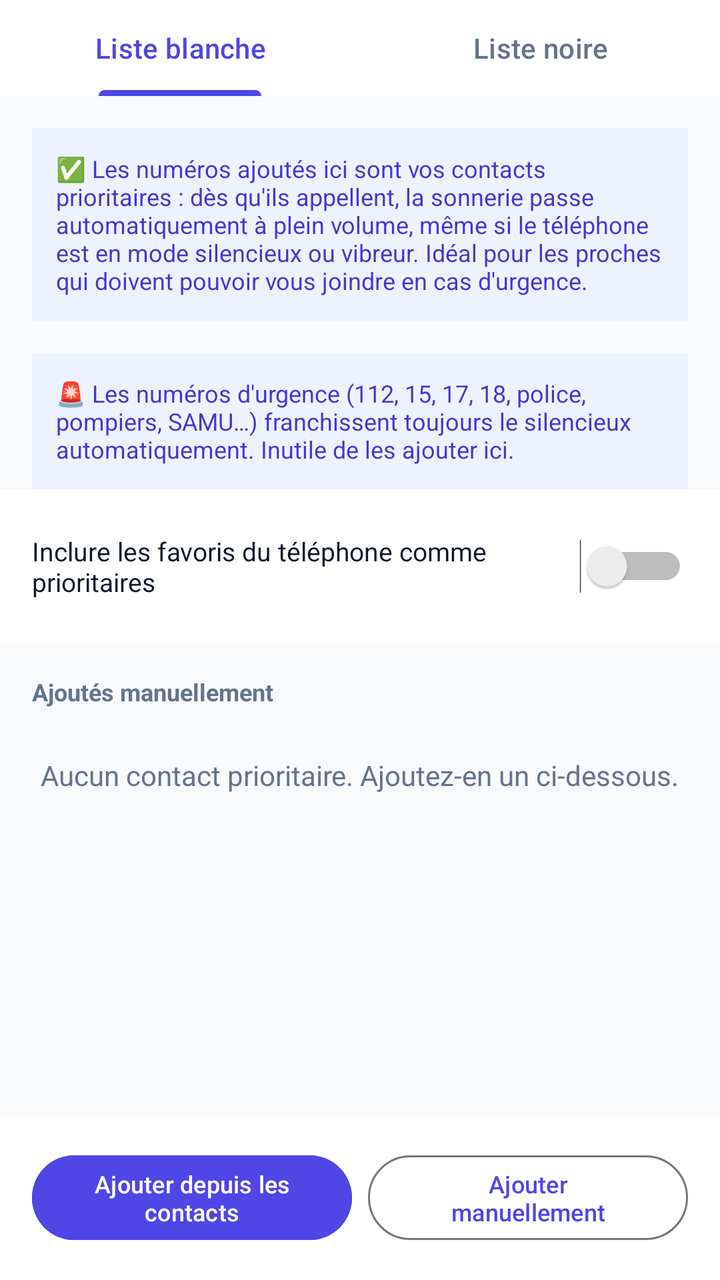
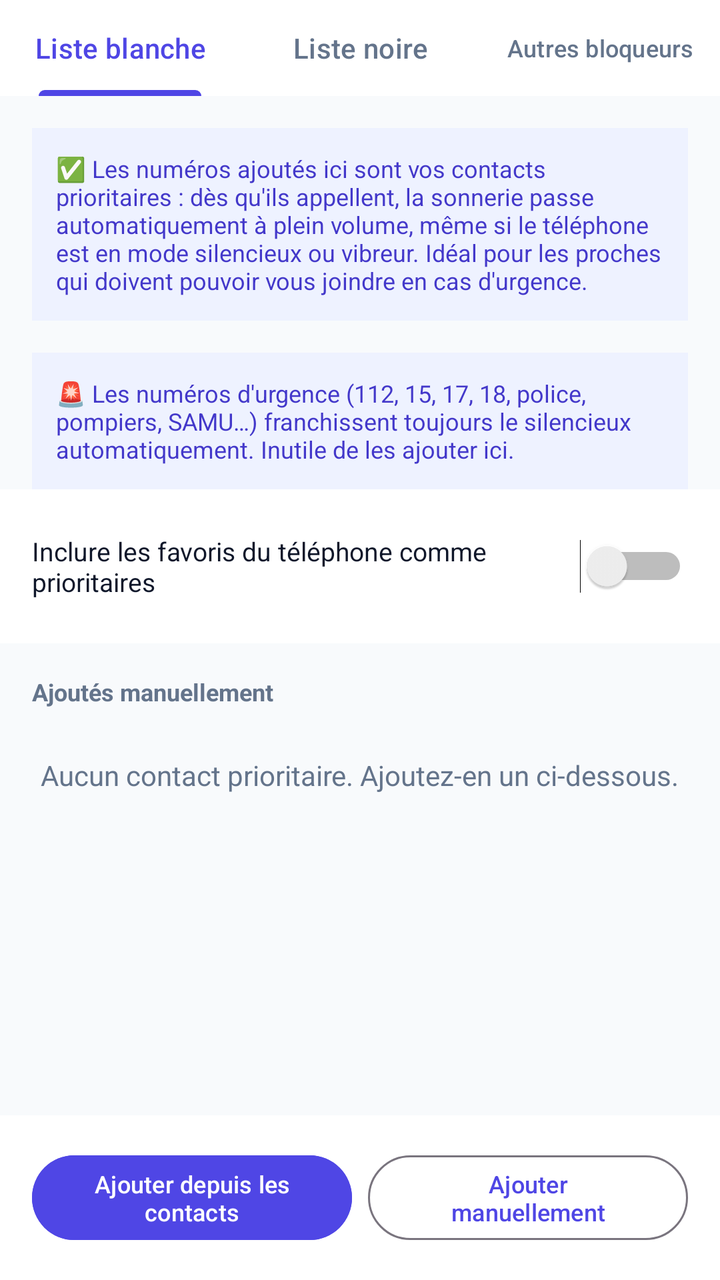

Screens rendered from an Android XML layout before and after an edit, with the pre-edit source and the edit as a unified diff.
<!-- AndroidManifest.xml: activity theme Theme.UrgentCallGuard -->
<!-- res/layout/activity_lists.xml -->
<?xml version="1.0" encoding="utf-8"?>
<LinearLayout xmlns:android="http://schemas.android.com/apk/res/android"
    xmlns:app="http://schemas.android.com/apk/res-auto"
    android:layout_width="match_parent"
    android:layout_height="match_parent"
    android:background="@color/slate_50"
    android:orientation="vertical">

    <com.google.android.material.tabs.TabLayout
        android:id="@+id/listsTabLayout"
        android:layout_width="match_parent"
        android:layout_height="wrap_content"
        android:background="@color/white"
        app:tabIndicatorColor="@color/indigo_600"
        app:tabSelectedTextColor="@color/indigo_600"
        app:tabTextColor="@color/slate_500">

        <com.google.android.material.tabs.TabItem
            android:id="@+id/tabWhitelist"
            android:layout_width="wrap_content"
            android:layout_height="wrap_content"
            android:text="@string/nav_whitelist_button" />

        <com.google.android.material.tabs.TabItem
            android:id="@+id/tabBlacklist"
            android:layout_width="wrap_content"
            android:layout_height="wrap_content"
            android:text="@string/nav_blacklist_button" />

    </com.google.android.material.tabs.TabLayout>

    <FrameLayout
        android:layout_width="match_parent"
        android:layout_height="0dp"
        android:layout_weight="1">

        
        <androidx.constraintlayout.widget.ConstraintLayout
            android:id="@+id/whitelistTabContent"
            android:layout_width="match_parent"
            android:layout_height="match_parent">

            <TextView
                android:id="@+id/whitelistNotice"
                android:layout_width="match_parent"
                android:layout_height="wrap_content"
                android:layout_marginStart="16dp"
                android:layout_marginTop="16dp"
                android:layout_marginEnd="16dp"
                android:background="@color/indigo_50"
                android:padding="12dp"
                android:text="@string/whitelist_notice"
                android:textColor="@color/indigo_700"
                android:textSize="12sp"
                app:layout_constraintEnd_toEndOf="parent"
                app:layout_constraintStart_toStartOf="parent"
                app:layout_constraintTop_toTopOf="parent" />

            <TextView
                android:id="@+id/emergencyNumbersNotice"
                android:layout_width="match_parent"
                android:layout_height="wrap_content"
                android:layout_margin="16dp"
                android:background="@color/indigo_50"
                android:padding="12dp"
                android:text="@string/emergency_numbers_notice"
                android:textColor="@color/indigo_700"
                android:textSize="12sp"
                app:layout_constraintEnd_toEndOf="parent"
                app:layout_constraintStart_toStartOf="parent"
                app:layout_constraintTop_toBottomOf="@id/whitelistNotice" />

            <LinearLayout
                android:id="@+id/whitelistOptionsCard"
                android:layout_width="match_parent"
                android:layout_height="wrap_content"
                android:background="@color/white"
                android:orientation="vertical"
                android:padding="16dp"
                app:layout_constraintTop_toBottomOf="@id/emergencyNumbersNotice">

                <LinearLayout
                    android:layout_width="match_parent"
                    android:layout_height="wrap_content"
                    android:gravity="center_vertical"
                    android:orientation="horizontal"
                    android:paddingTop="6dp"
                    android:paddingBottom="6dp">

                    <TextView
                        android:layout_width="0dp"
                        android:layout_height="wrap_content"
                        android:layout_weight="1"
                        android:text="@string/settings_system_favorites_label"
                        android:textColor="@color/slate_900"
                        android:textSize="13sp" />

                    <Switch
                        android:id="@+id/systemFavoritesSwitch"
                        android:layout_width="wrap_content"
                        android:layout_height="wrap_content" />
                </LinearLayout>

            </LinearLayout>

            <TextView
                android:id="@+id/whitelistSectionLabel"
                android:layout_width="wrap_content"
                android:layout_height="wrap_content"
                android:layout_margin="16dp"
                android:text="@string/whitelist_manual_section"
                android:textColor="@color/slate_500"
                android:textSize="12sp"
                android:textStyle="bold"
                app:layout_constraintStart_toStartOf="parent"
                app:layout_constraintTop_toBottomOf="@id/whitelistOptionsCard" />

            <TextView
                android:id="@+id/whitelistEmptyText"
                android:layout_width="wrap_content"
                android:layout_height="wrap_content"
                android:layout_margin="24dp"
                android:text="@string/whitelist_empty"
                android:textColor="@color/slate_500"
                android:textSize="14sp"
                app:layout_constraintEnd_toEndOf="parent"
                app:layout_constraintStart_toStartOf="parent"
                app:layout_constraintTop_toBottomOf="@id/whitelistSectionLabel" />

            <androidx.recyclerview.widget.RecyclerView
                android:id="@+id/whitelistRecyclerView"
                android:layout_width="match_parent"
                android:layout_height="0dp"
                android:clipToPadding="false"
                android:padding="16dp"
                app:layout_constraintBottom_toTopOf="@id/whitelistActionsBar"
                app:layout_constraintEnd_toEndOf="parent"
                app:layout_constraintStart_toStartOf="parent"
                app:layout_constraintTop_toBottomOf="@id/whitelistSectionLabel" />

            <LinearLayout
                android:id="@+id/whitelistActionsBar"
                android:layout_width="match_parent"
                android:layout_height="wrap_content"
                android:background="@color/white"
                android:orientation="horizontal"
                android:padding="16dp"
                app:layout_constraintBottom_toBottomOf="parent">

                <com.google.android.material.button.MaterialButton
                    android:id="@+id/addFromContactsButton"
                    style="@style/Widget.Material3.Button"
                    android:layout_width="0dp"
                    android:layout_height="wrap_content"
                    android:layout_marginEnd="8dp"
                    android:layout_weight="1"
                    android:backgroundTint="@color/indigo_600"
                    android:text="@string/whitelist_add_from_contacts_button"
                    android:textSize="12sp" />

                <com.google.android.material.button.MaterialButton
                    android:id="@+id/addContactButton"
                    style="@style/Widget.Material3.Button.OutlinedButton"
                    android:layout_width="0dp"
                    android:layout_height="wrap_content"
                    android:layout_weight="1"
                    android:text="@string/whitelist_add_manual_button"
                    android:textSize="12sp" />
            </LinearLayout>

        </androidx.constraintlayout.widget.ConstraintLayout>

        
        <androidx.constraintlayout.widget.ConstraintLayout
            android:id="@+id/blacklistTabContent"
            android:layout_width="match_parent"
            android:layout_height="match_parent"
            android:visibility="gone">

            <TextView
                android:id="@+id/blacklistNotice"
                android:layout_width="match_parent"
                android:layout_height="wrap_content"
                android:layout_margin="16dp"
                android:background="@color/indigo_50"
                android:padding="12dp"
                android:text="@string/blacklist_notice"
                android:textColor="@color/indigo_700"
                android:textSize="12sp"
                app:layout_constraintEnd_toEndOf="parent"
                app:layout_constraintStart_toStartOf="parent"
                app:layout_constraintTop_toTopOf="parent" />

            <LinearLayout
                android:id="@+id/optionsCard"
                android:layout_width="match_parent"
                android:layout_height="wrap_content"
                android:background="@color/white"
                android:orientation="vertical"
                android:padding="16dp"
                app:layout_constraintTop_toBottomOf="@id/blacklistNotice">

                <LinearLayout
                    android:layout_width="match_parent"
                    android:layout_height="wrap_content"
                    android:gravity="center_vertical"
                    android:orientation="horizontal"
                    android:paddingTop="6dp"
                    android:paddingBottom="6dp">

                    <TextView
                        android:layout_width="0dp"
                        android:layout_height="wrap_content"
                        android:layout_weight="1"
                        android:text="@string/blacklist_block_hidden_label"
                        android:textColor="@color/slate_900"
                        android:textSize="13sp" />

                    <Switch
                        android:id="@+id/blockHiddenSwitch"
                        android:layout_width="wrap_content"
                        android:layout_height="wrap_content" />
                </LinearLayout>

                <LinearLayout
                    android:layout_width="match_parent"
                    android:layout_height="wrap_content"
                    android:gravity="center_vertical"
                    android:orientation="horizontal"
                    android:paddingTop="6dp"
                    android:paddingBottom="6dp">

                    <TextView
                        android:layout_width="0dp"
                        android:layout_height="wrap_content"
                        android:layout_weight="1"
                        android:text="@string/blacklist_block_unknown_label"
                        android:textColor="@color/slate_900"
                        android:textSize="13sp" />

                    <Switch
                        android:id="@+id/blockUnknownSwitch"
                        android:layout_width="wrap_content"
                        android:layout_height="wrap_content" />
                </LinearLayout>

            </LinearLayout>

            <TextView
                android:id="@+id/blacklistSectionLabel"
                android:layout_width="wrap_content"
                android:layout_height="wrap_content"
                android:layout_margin="16dp"
                android:text="@string/blacklist_manual_section"
                android:textColor="@color/slate_500"
                android:textSize="12sp"
                android:textStyle="bold"
                app:layout_constraintStart_toStartOf="parent"
                app:layout_constraintTop_toBottomOf="@id/optionsCard" />

            <TextView
                android:id="@+id/blacklistEmptyText"
                android:layout_width="wrap_content"
                android:layout_height="wrap_content"
                android:layout_margin="24dp"
                android:text="@string/blacklist_empty"
                android:textColor="@color/slate_500"
                android:textSize="14sp"
                app:layout_constraintEnd_toEndOf="parent"
                app:layout_constraintStart_toStartOf="parent"
                app:layout_constraintTop_toBottomOf="@id/blacklistSectionLabel" />

            <androidx.recyclerview.widget.RecyclerView
                android:id="@+id/blacklistRecyclerView"
                android:layout_width="match_parent"
                android:layout_height="0dp"
                android:clipToPadding="false"
                android:paddingStart="16dp"
                android:paddingEnd="16dp"
                app:layout_constraintBottom_toTopOf="@id/blacklistActionsBar"
                app:layout_constraintEnd_toEndOf="parent"
                app:layout_constraintStart_toStartOf="parent"
                app:layout_constraintTop_toBottomOf="@id/blacklistSectionLabel" />

            <LinearLayout
                android:id="@+id/blacklistActionsBar"
                android:layout_width="match_parent"
                android:layout_height="wrap_content"
                android:background="@color/white"
                android:orientation="horizontal"
                android:padding="16dp"
                app:layout_constraintBottom_toBottomOf="parent">

                <com.google.android.material.button.MaterialButton
                    android:id="@+id/blacklistAddFromContactsButton"
                    style="@style/Widget.Material3.Button"
                    android:layout_width="0dp"
                    android:layout_height="wrap_content"
                    android:layout_marginEnd="8dp"
                    android:layout_weight="1"
                    android:backgroundTint="@color/slate_900"
                    android:text="@string/whitelist_add_from_contacts_button"
                    android:textSize="12sp" />

                <com.google.android.material.button.MaterialButton
                    android:id="@+id/blacklistAddButton"
                    style="@style/Widget.Material3.Button.OutlinedButton"
                    android:layout_width="0dp"
                    android:layout_height="wrap_content"
                    android:layout_weight="1"
                    android:text="@string/whitelist_add_manual_button"
                    android:textSize="12sp" />
            </LinearLayout>

        </androidx.constraintlayout.widget.ConstraintLayout>

    </FrameLayout>

</LinearLayout>
<!-- resources referenced by this layout -->
<resources>
  <color name="indigo_50">#EEF2FF</color>
  <color name="indigo_600">#4F46E5</color>
  <color name="indigo_700">#4338CA</color>
  <color name="slate_50">#F8FAFC</color>
  <color name="slate_500">#64748B</color>
  <color name="slate_900">#0F172A</color>
  <color name="white">#FFFFFF</color>
  <string name="blacklist_block_hidden_label">Ignorer les numéros masqués / privés</string>
  <string name="blacklist_block_unknown_label">Ignorer les numéros inconnus (hors répertoire)</string>
  <string name="blacklist_empty">Aucun numéro ignoré manuellement.</string>
  <string name="blacklist_manual_section">Numéros ignorés manuellement</string>
  <string name="blacklist_notice">🚫 Les numéros ajoutés ici sont totalement ignorés : pas de sonnerie forcée, pas de SMS automatique en cas d\'appel manqué. Pratique pour le démarchage ou les numéros indésirables que vous ne voulez jamais traiter comme urgents.</string>
  <string name="emergency_numbers_notice">🚨 Les numéros d\'urgence (112, 15, 17, 18, police, pompiers, SAMU…) franchissent toujours le silencieux automatiquement. Inutile de les ajouter ici.</string>
  <string name="nav_blacklist_button">Liste noire</string>
  <string name="nav_whitelist_button">Liste blanche</string>
  <string name="settings_system_favorites_label">Inclure les favoris du téléphone comme prioritaires</string>
  <string name="whitelist_add_from_contacts_button">Ajouter depuis les contacts</string>
  <string name="whitelist_add_manual_button">Ajouter manuellement</string>
  <string name="whitelist_empty">Aucun contact prioritaire. Ajoutez-en un ci-dessous.</string>
  <string name="whitelist_manual_section">Ajoutés manuellement</string>
  <!-- unchanged entries left out for length: 2 -->
</resources>

<!-- the commit's change to res/layout/activity_lists.xml (unified diff, before → after) -->
@@ -27,6 +27,12 @@
             android:layout_height="wrap_content"
             android:text="@string/nav_blacklist_button" />
 
+        <com.google.android.material.tabs.TabItem
+            android:id="@+id/tabResources"
+            android:layout_width="wrap_content"
+            android:layout_height="wrap_content"
+            android:text="@string/resources_tab_title" />
+
     </com.google.android.material.tabs.TabLayout>
 
     <FrameLayout
@@ -314,6 +320,230 @@
 
         </androidx.constraintlayout.widget.ConstraintLayout>
 
+        
+        <ScrollView
+            android:id="@+id/resourcesTabContent"
+            android:layout_width="match_parent"
+            android:layout_height="match_parent"
+            android:visibility="gone">
+
+            <LinearLayout
+                android:layout_width="match_parent"
+                android:layout_height="wrap_content"
+                android:orientation="vertical"
+                android:padding="16dp">
+
+                <TextView
+                    android:layout_width="match_parent"
+                    android:layout_height="wrap_content"
+                    android:layout_marginBottom="16dp"
+                    android:background="@color/indigo_50"
+                    android:padding="12dp"
+                    android:text="@string/resources_intro"
+                    android:textColor="@color/indigo_700"
+                    android:textSize="12sp" />
+
+                
+                <LinearLayout
+                    android:layout_width="match_parent"
+                    android:layout_height="wrap_content"
+                    android:layout_marginBottom="12dp"
+                    android:background="@color/white"
+                    android:orientation="vertical"
+                    android:padding="16dp">
+
+                    <TextView
+                        android:layout_width="match_parent"
+                        android:layout_height="wrap_content"
+                        android:text="@string/resource_saracroche_name"
+                        android:textColor="@color/slate_900"
+                        android:textSize="15sp"
+                        android:textStyle="bold" />
+
+                    <TextView
+                        android:layout_width="match_parent"
+                        android:layout_height="wrap_content"
+                        android:layout_marginTop="4dp"
+                        android:layout_marginBottom="12dp"
+                        android:text="@string/resource_saracroche_description"
+                        android:textColor="@color/slate_500"
+                        android:textSize="13sp" />
+
+                    <LinearLayout
+                        android:layout_width="match_parent"
+                        android:layout_height="wrap_content"
+                        android:orientation="horizontal">
+
+                        <com.google.android.material.button.MaterialButton
+                            android:id="@+id/saracrocheWebsiteButton"
+                            style="@style/Widget.Material3.Button"
+                            android:layout_width="0dp"
+                            android:layout_height="wrap_content"
+                            android:layout_marginEnd="8dp"
+                            android:layout_weight="1"
+                            android:backgroundTint="@color/indigo_600"
+                            android:text="@string/resource_button_website"
+                            android:textSize="12sp" />
+
+                        <com.google.android.material.button.MaterialButton
+                            android:id="@+id/saracrocheFdroidButton"
+                            style="@style/Widget.Material3.Button.OutlinedButton"
+                            android:layout_width="0dp"
+                            android:layout_height="wrap_content"
+                            android:layout_weight="1"
+                            android:text="@string/resource_button_fdroid"
+                            android:textSize="12sp" />
+                    </LinearLayout>
+
+                </LinearLayout>
+
+                
+                <LinearLayout
+                    android:layout_width="match_parent"
+                    android:layout_height="wrap_content"
+                    android:layout_marginBottom="12dp"
+                    android:background="@color/white"
+                    android:orientation="vertical"
+                    android:padding="16dp">
+
+                    <TextView
+                        android:layout_width="match_parent"
+                        android:layout_height="wrap_content"
+                        android:text="@string/resource_callblocker_name"
+                        android:textColor="@color/slate_900"
+                        android:textSize="15sp"
+                        android:textStyle="bold" />
+
+                    <TextView
+                        android:layout_width="match_parent"
+                        android:layout_height="wrap_content"
+                        android:layout_marginTop="4dp"
+                        android:layout_marginBottom="12dp"
+                        android:text="@string/resource_callblocker_description"
+                        android:textColor="@color/slate_500"
+                        android:textSize="13sp" />
+
+                    <LinearLayout
+                        android:layout_width="match_parent"
+                        android:layout_height="wrap_content"
+                        android:orientation="horizontal">
+
+                        <com.google.android.material.button.MaterialButton
+                            android:id="@+id/callBlockerFdroidButton"
+                            style="@style/Widget.Material3.Button"
+                            android:layout_width="0dp"
+                            android:layout_height="wrap_content"
+                            android:layout_marginEnd="8dp"
+                            android:layout_weight="1"
+                            android:backgroundTint="@color/indigo_600"
+                            android:text="@string/resource_button_fdroid"
+                            android:textSize="12sp" />
+
+                        <com.google.android.material.button.MaterialButton
+                            android:id="@+id/callBlockerSourceButton"
+                            style="@style/Widget.Material3.Button.OutlinedButton"
+                            android:layout_width="0dp"
+                            android:layout_height="wrap_content"
+                            android:layout_weight="1"
+                            android:text="@string/resource_button_source"
+                            android:textSize="12sp" />
+                    </LinearLayout>
+
+                </LinearLayout>
+
+                
+                <LinearLayout
+                    android:layout_width="match_parent"
+                    android:layout_height="wrap_content"
+                    android:layout_marginBottom="12dp"
+                    android:background="@color/white"
+                    android:orientation="vertical"
+                    android:padding="16dp">
+
+                    <TextView
+                        android:layout_width="match_parent"
+                        android:layout_height="wrap_content"
+                        android:text="@string/resource_wincalls_name"
+                        android:textColor="@color/slate_900"
+                        android:textSize="15sp"
+                        android:textStyle="bold" />
+
+                    <TextView
+                        android:layout_width="match_parent"
+                        android:layout_height="wrap_content"
+                        android:layout_marginTop="4dp"
+                        android:layout_marginBottom="12dp"
+                        android:text="@string/resource_wincalls_description"
+                        android:textColor="@color/slate_500"
+                        android:textSize="13sp" />
+
+                    <LinearLayout
+                        android:layout_width="match_parent"
+                        android:layout_height="wrap_content"
+                        android:orientation="horizontal">
+
+                        <com.google.android.material.button.MaterialButton
+                            android:id="@+id/wincallsWebsiteButton"
+                            style="@style/Widget.Material3.Button"
+                            android:layout_width="0dp"
+                            android:layout_height="wrap_content"
+                            android:layout_marginEnd="8dp"
+                            android:layout_weight="1"
+                            android:backgroundTint="@color/indigo_600"
+                            android:text="@string/resource_button_website"
+                            android:textSize="12sp" />
+
+                        <com.google.android.material.button.MaterialButton
+                            android:id="@+id/wincallsPlayStoreButton"
+                            style="@style/Widget.Material3.Button.OutlinedButton"
+                            android:layout_width="0dp"
+                            android:layout_height="wrap_content"
+                            android:layout_weight="1"
+                            android:text="@string/resource_button_playstore"
+                            android:textSize="12sp" />
+                    </LinearLayout>
+
+                </LinearLayout>
+
+                
+                <LinearLayout
+                    android:layout_width="match_parent"
+                    android:layout_height="wrap_content"
+                    android:background="@color/white"
+                    android:orientation="vertical"
+                    android:padding="16dp">
+
+                    <TextView
+                        android:layout_width="match_parent"
+                        android:layout_height="wrap_content"
+                        android:text="@string/resource_fdroid_explore_name"
+                        android:textColor="@color/slate_900"
+                        android:textSize="15sp"
+                        android:textStyle="bold" />
+
+                    <TextView
+                        android:layout_width="match_parent"
+                        android:layout_height="wrap_content"
+                        android:layout_marginTop="4dp"
+                        android:layout_marginBottom="12dp"
+                        android:text="@string/resource_fdroid_explore_description"
+                        android:textColor="@color/slate_500"
+                        android:textSize="13sp" />
+
+                    <com.google.android.material.button.MaterialButton
+                        android:id="@+id/fdroidExploreButton"
+                        style="@style/Widget.Material3.Button.OutlinedButton"
+                        android:layout_width="match_parent"
+                        android:layout_height="wrap_content"
+                        android:text="@string/resource_button_fdroid_explore"
+                        android:textSize="12sp" />
+
+                </LinearLayout>
+
+            </LinearLayout>
+
+        </ScrollView>
+
     </FrameLayout>
 
 </LinearLayout>
<!-- resource entries referenced after the edit -->
@@ -15,6 +15,21 @@
   <string name="emergency_numbers_notice">🚨 Les numéros d\'urgence (112, 15, 17, 18, police, pompiers, SAMU…) franchissent toujours le silencieux automatiquement. Inutile de les ajouter ici.</string>
   <string name="nav_blacklist_button">Liste noire</string>
   <string name="nav_whitelist_button">Liste blanche</string>
+  <string name="resource_button_fdroid">F-Droid</string>
+  <string name="resource_button_fdroid_explore">Explorer sur F-Droid</string>
+  <string name="resource_button_playstore">Google Play</string>
+  <string name="resource_button_source">Code source</string>
+  <string name="resource_button_website">Site web</string>
+  <string name="resource_callblocker_description">Blocage par numéro précis ou par préfixe (ex. 0800 bloque tous les 0800xxxxxx), historique des appels bloqués, double SIM. 100% open source (GPLv3), aucune connexion internet requise.</string>
+  <string name="resource_callblocker_name">Call Blocker</string>
+  <string name="resource_fdroid_explore_description">Le catalogue d\'applications 100% libres et open source pour Android. Une recherche \"call blocker\" ou \"spam\" y fait apparaître d\'autres alternatives, régulièrement mises à jour.</string>
+  <string name="resource_fdroid_explore_name">F-Droid</string>
+  <string name="resource_saracroche_description">Bloque automatiquement plus de 15 millions de numéros de démarchage (base ARCEP + signalements communautaires). Open source (GPLv3), sans pub ni tracking. Réservée à un usage en France.</string>
+  <string name="resource_saracroche_name">Saracroche</string>
+  <string name="resource_wincalls_description">Application française : blocage du démarchage (préfixes ARCEP), des numéros usurpés et du "voisinage". Gratuite, sans pub, sans collecte de données (tout se fait en local). ⚠️ Contrairement aux deux ci-dessus, elle n\'est pas open source : disponible uniquement sur Google Play, code fermé.</string>
+  <string name="resource_wincalls_name">WinCalls</string>
+  <string name="resources_intro">💡 UrgentCall Guard ne fait pas de blocage massif basé sur une base de données de spam — c\'est un choix. Combiner un vrai bloqueur anti-démarchage avec UrgentCall Guard évite aussi d\'envoyer le SMS d\'urgence à un numéro de spam qui vous a fait un appel manqué (puisqu\'il sera bloqué avant même que ça arrive). Voici plusieurs applications gratuites qui font ça très bien, à utiliser en complément.</string>
+  <string name="resources_tab_title">Autres bloqueurs</string>
   <string name="settings_system_favorites_label">Inclure les favoris du téléphone comme prioritaires</string>
   <string name="whitelist_add_from_contacts_button">Ajouter depuis les contacts</string>
   <string name="whitelist_add_manual_button">Ajouter manuellement</string>
